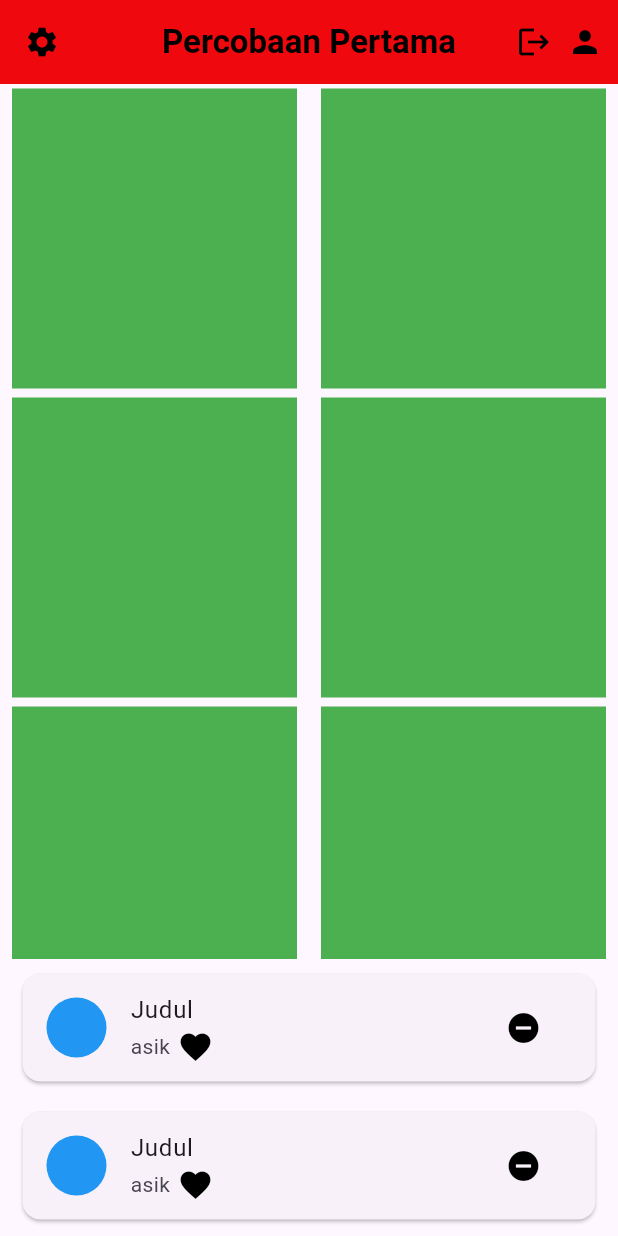
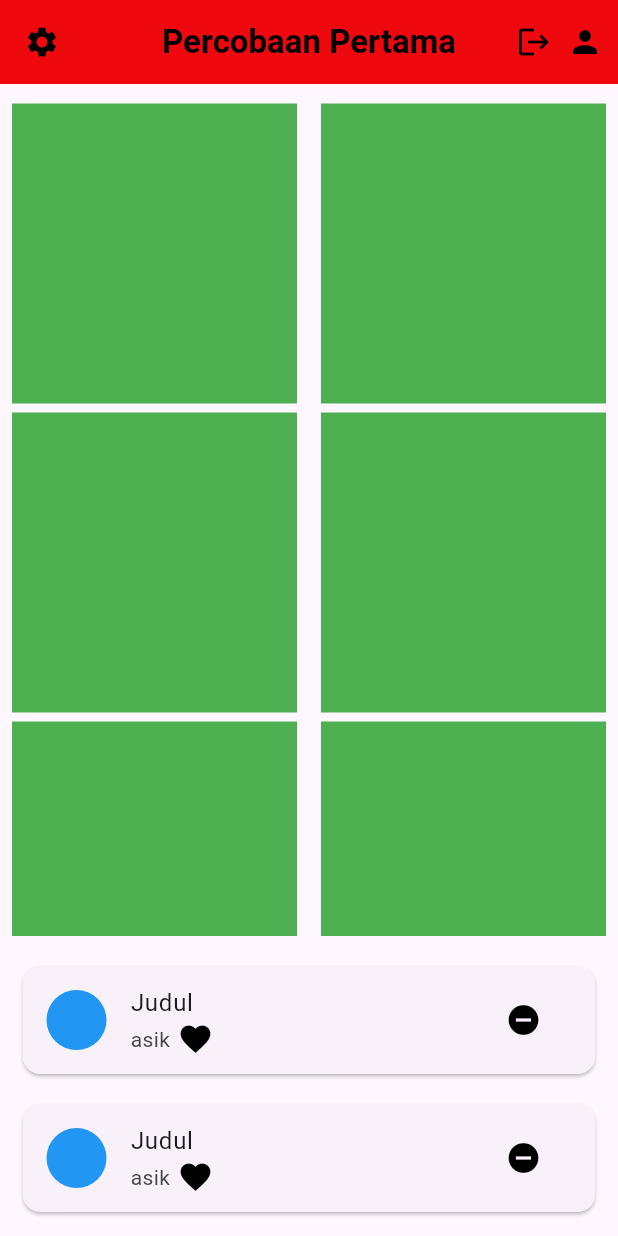
Before and after one commit to HanahIsmail/flutter_tugas, a Flutter app: the screen it shows after launch, on a phone screen of 412 x 824 dp. Run offline on Flutter 3.47's test engine with Material 3 defaults, Android fonts, the phone set to English and light mode, and no system bars.

Commit message:
git init flutter_tugas

```diff
--- a/lib/home_page.dart
+++ b/lib/home_page.dart
@@ -53,6 +53,8 @@ class _HomePageState extends State<HomePage> {
       ),
       body: Column(
         children: [
+          // Space between AppBar and Column
+          SizedBox(height: 10),
           // Flexible untuk GridView
           Flexible(
             flex: 3,
@@ -66,9 +68,11 @@ class _HomePageState extends State<HomePage> {
               }),
             ),
           ),
+          // Space between GridView and ListView
+          SizedBox(height: 10),
           // SizedBox untuk ListView dengan tinggi tetap
           SizedBox(
-            height: 185, // Atur tinggi sesuai kebutuhan Anda
+            height: 190, // Atur tinggi sesuai kebutuhan Anda
             child: ListView.builder(
               itemCount: items.length,
               itemBuilder: (context, index) {
```
